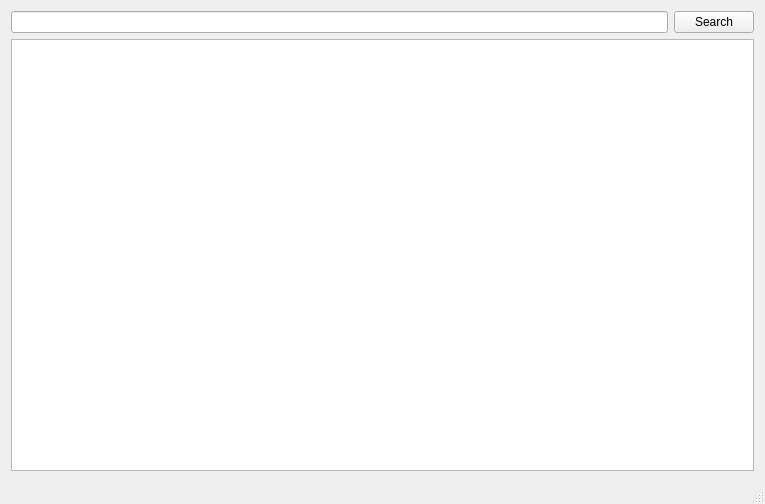
First picture: the form in mainwindow.ui, repository rgsilva/furryshark, before the edit.
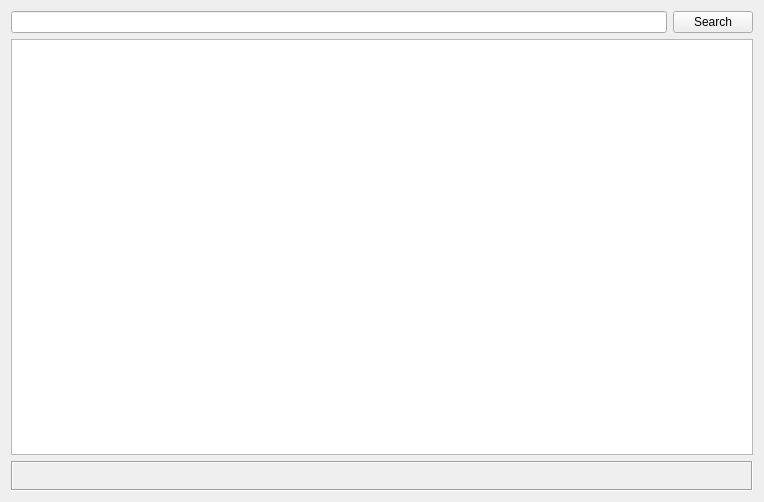
Second picture: the form after the edit.

Commit message: UI and authentication logic improved

Diff of the .ui file:
```diff
--- a/mainwindow.ui
+++ b/mainwindow.ui
@@ -6,8 +6,8 @@
    <rect>
     <x>0</x>
     <y>0</y>
-    <width>765</width>
-    <height>504</height>
+    <width>764</width>
+    <height>502</height>
    </rect>
   </property>
   <property name="windowTitle">
@@ -28,7 +28,7 @@
       </property>
      </widget>
     </item>
-    <item row="1" column="0" colspan="2">
+    <item row="4" column="0" colspan="2">
      <widget class="QTableView" name="searchTable">
       <property name="editTriggers">
        <set>QAbstractItemView::NoEditTriggers</set>
@@ -45,14 +45,59 @@
       <property name="sortingEnabled">
        <bool>true</bool>
       </property>
+      <attribute name="horizontalHeaderVisible">
+       <bool>true</bool>
+      </attribute>
       <attribute name="horizontalHeaderHighlightSections">
        <bool>false</bool>
       </attribute>
+      <attribute name="verticalHeaderVisible">
+       <bool>false</bool>
+      </attribute>
+     </widget>
+    </item>
+    <item row="5" column="0" colspan="2">
+     <widget class="QLabel" name="status">
+      <property name="sizePolicy">
+       <sizepolicy hsizetype="Expanding" vsizetype="Preferred">
+        <horstretch>0</horstretch>
+        <verstretch>0</verstretch>
+       </sizepolicy>
+      </property>
+      <property name="minimumSize">
+       <size>
+        <width>0</width>
+        <height>30</height>
+       </size>
+      </property>
+      <property name="frameShape">
+       <enum>QFrame::Box</enum>
+      </property>
+      <property name="frameShadow">
+       <enum>QFrame::Sunken</enum>
+      </property>
+      <property name="lineWidth">
+       <number>1</number>
+      </property>
+      <property name="midLineWidth">
+       <number>0</number>
+      </property>
+      <property name="text">
+       <string/>
+      </property>
+      <property name="textFormat">
+       <enum>Qt::PlainText</enum>
+      </property>
+      <property name="scaledContents">
+       <bool>false</bool>
+      </property>
+      <property name="alignment">
+       <set>Qt::AlignCenter</set>
+      </property>
      </widget>
     </item>
    </layout>
   </widget>
-  <widget class="QStatusBar" name="statusBar"/>
  </widget>
  <layoutdefault spacing="6" margin="11"/>
  <resources/>
```
The commit also changes 4 other files.
